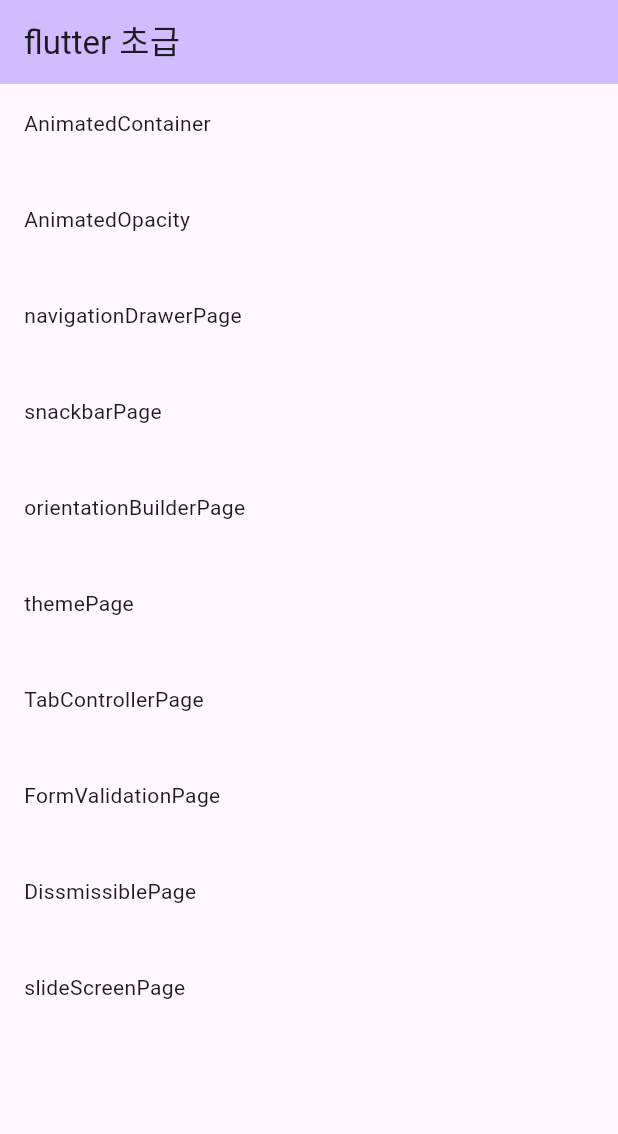
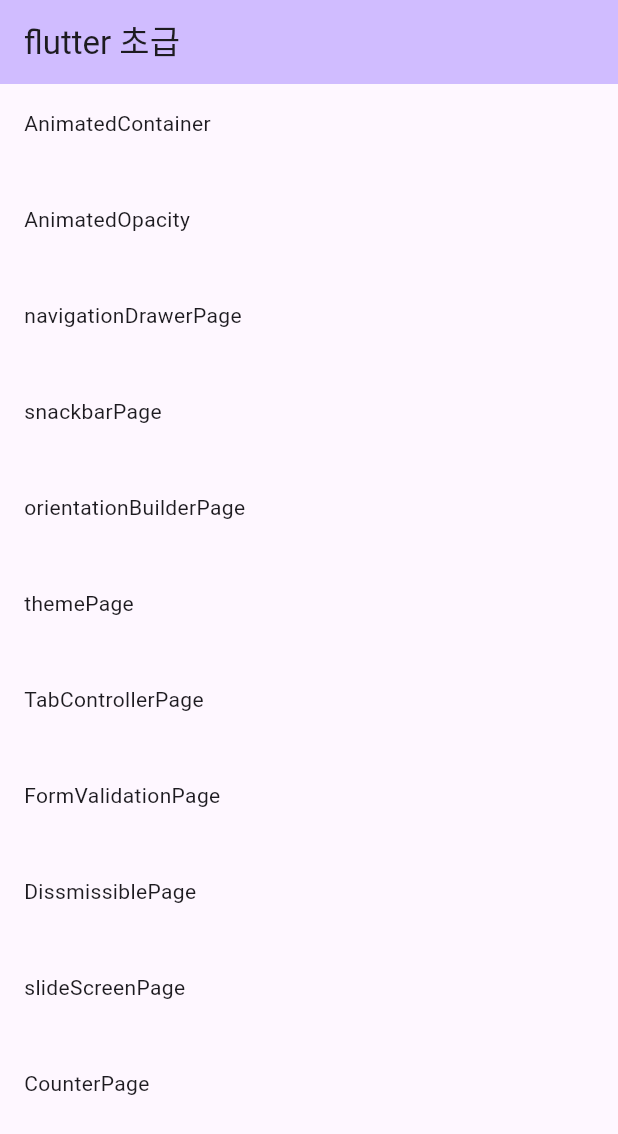
Before and after one commit to sc2bat/my_flutter_freshman, a Flutter app: the screen it shows after launch, on a phone screen of 412 x 824 dp. Shown: the top 1134 px of the screen. Run offline on Flutter 3.47's test engine with Material 3 defaults, Android fonts, the phone set to English and light mode, and no system bars; our stand-ins replace go_router.

Commit message:
not use stream for counter

```diff
--- a/lib/routes/router.dart
+++ b/lib/routes/router.dart
@@ -11,6 +11,7 @@
 import 'package:my_flutter_freshman/ui/pages/snakbar_page.dart';
 import 'package:my_flutter_freshman/ui/pages/tab_controller_page.dart';
 import 'package:my_flutter_freshman/ui/pages/theme_page.dart';
+import 'package:my_flutter_freshman/ui/stream_page/counter_page.dart';
 
 final GoRouter router = GoRouter(routes: [
   GoRoute(
@@ -79,4 +80,10 @@
       return const SlideScreenPage();
     },
   ),
+  GoRoute(
+    path: '/counterPage',
+    builder: (BuildContext context, GoRouterState state) {
+      return const CounterPage();
+    },
+  ),
 ]);
--- a/lib/ui/pages/main_page.dart
+++ b/lib/ui/pages/main_page.dart
@@ -13,8 +13,10 @@
         title: const Text('flutter 초급'),
         backgroundColor: Theme.of(context).colorScheme.inversePrimary,
       ),
-      body: const SingleChildScrollView(
-        child: Column(
+      body: SingleChildScrollView(
+        child: SizedBox(
+          width: MediaQuery.of(context).size.width,
+          child: const Column(
             crossAxisAlignment: CrossAxisAlignment.start,
             children: [
               BuildPushList(
@@ -39,10 +41,14 @@
                   routeAddr: '/formValidationPage',
                   titleText: 'FormValidationPage'),
               BuildPushList(
-                routeAddr: '/dissmissiblePage', titleText: 'DissmissiblePage'),
+                  routeAddr: '/dissmissiblePage',
+                  titleText: 'DissmissiblePage'),
               BuildPushList(
                   routeAddr: '/slideScreenPage', titleText: 'slideScreenPage'),
+              BuildPushList(
+                  routeAddr: '/counterPage', titleText: 'CounterPage'),
             ],
+          ),
         ),
       ),
     );
```
Also changed, not shown: lib/ui/stream_page/counter_page.dart (added, +45 -0 lines). Lines whose indentation alone changed are shown as unchanged.
